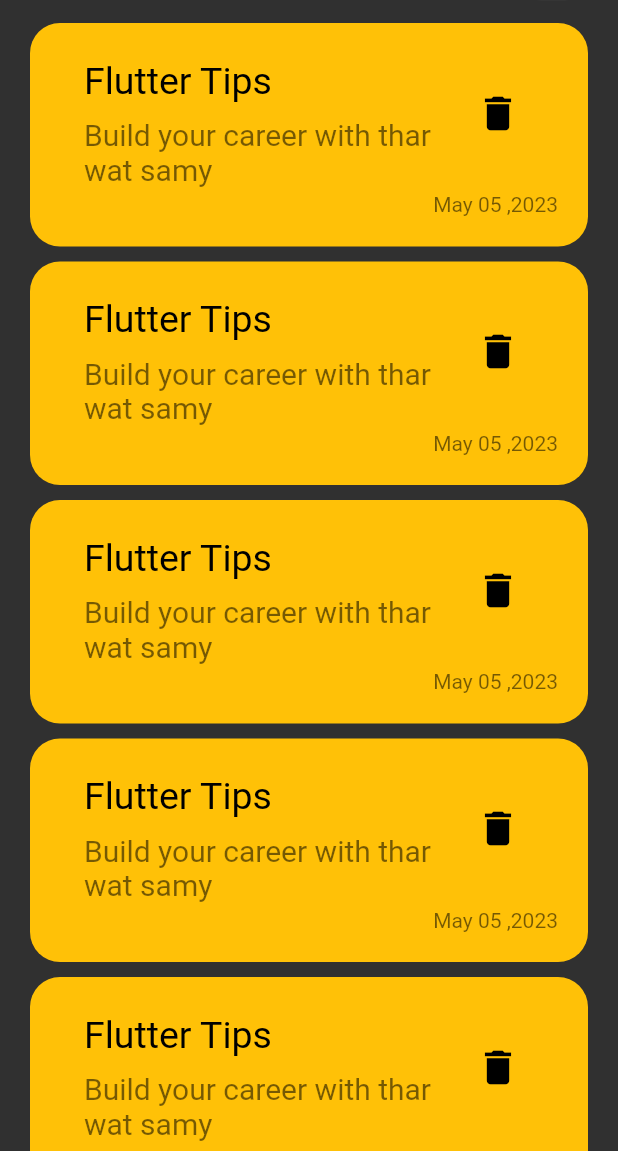
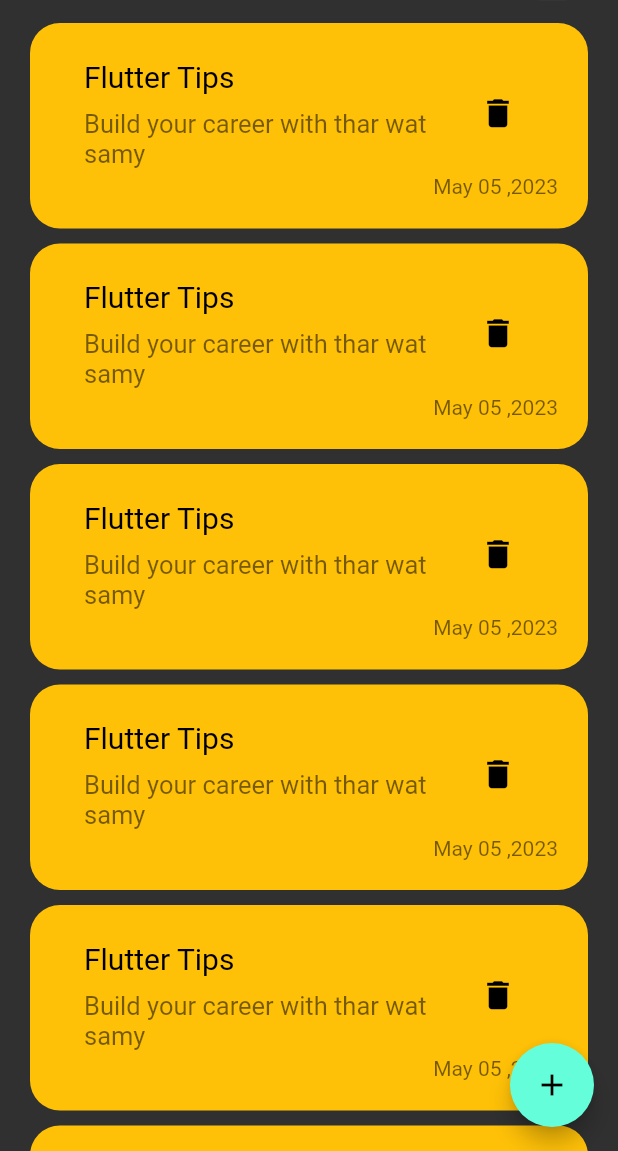
Before and after one commit to x7hem/notes_app_flutter, a Flutter app: the screen it shows after launch, on a phone screen of 412 x 824 dp, the part 85-1236 px from its top. Run offline on Flutter 3.47's test engine with Material 2 defaults, Android fonts, the phone set to English and light mode, and no system bars.

Commit message:
floatingActionButton

```diff
--- a/lib/screen/HomeScreen.dart
+++ b/lib/screen/HomeScreen.dart
@@ -6,8 +6,12 @@ class HomeScreen extends StatelessWidget {
 
   @override
   Widget build(BuildContext context) {
-    return const Scaffold(
-      body: SafeArea(
+    return  Scaffold(
+      floatingActionButton: FloatingActionButton(onPressed: (){},
+        child:const Icon(Icons.add),
+      ),
+      body:const SafeArea(
+
           child: NotesScreen()
       )
     );
--- a/lib/widget/NoteItem.dart
+++ b/lib/widget/NoteItem.dart
@@ -16,14 +16,14 @@ class NoteItem extends StatelessWidget {
           crossAxisAlignment: CrossAxisAlignment.end,
           children: [
             ListTile(
-              title: Text("Flutter Tips",style: TextStyle(color: Colors.black,fontSize: 25),),
+              title: Text("Flutter Tips",style: TextStyle(color: Colors.black,fontSize: 20),),
               subtitle: Padding(
                 padding: const EdgeInsets.only(top: 10),
-                child: Text("Build your career with thar wat samy",style: TextStyle(color: Colors.black54,fontSize: 20),),
+                child: Text("Build your career with thar wat samy",style: TextStyle(color: Colors.black54,fontSize: 17),),
               ),
               trailing: IconButton(
                   onPressed: (){},
-                  icon: Icon(Icons.delete,color: Colors.black,size: 30,)),
+                  icon: Icon(Icons.delete,color: Colors.black,size: 25,)),
             ),
             Text("May 05 ,2023",style: TextStyle(color: Colors.black54),)
 
```
Also changed, not shown: lib/widget/NotesListView.dart (line endings or trailing spaces).
